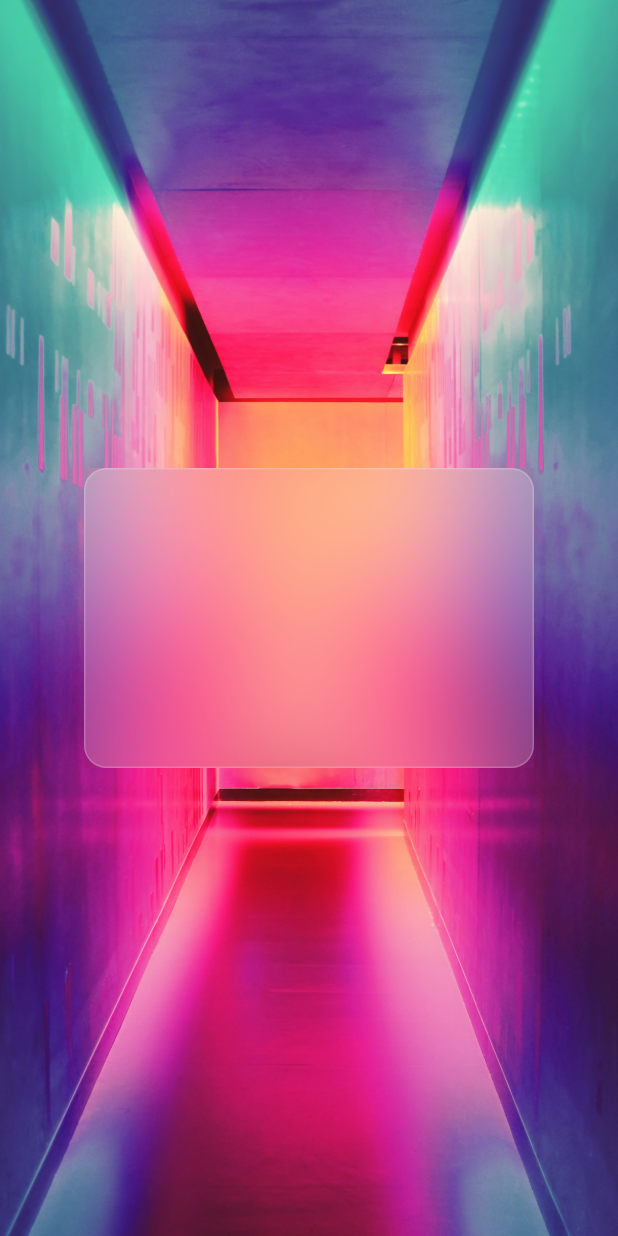
After one commit to aabirsark/insta_source_code, a Flutter app: the screen it shows after launch, on a phone screen of 412 x 824 dp. The commit adds this screen. Run offline on Flutter 3.47's test engine with Material 2 defaults, Android fonts, the phone set to English and light mode, and no system bars; our stand-ins replace camera, confetti, flutter_svg; missing offline and left inert: flag.

Commit message:
glassmorphism added

```diff
--- a/lib/main.dart
+++ b/lib/main.dart
@@ -1,9 +1,12 @@
 import 'package:camera/camera.dart';
 import 'package:flutter/material.dart';
 import 'package:insta_code/app/contants.dart';
+import 'package:insta_code/meta/views/books.page.dart';
 import 'package:insta_code/meta/views/camera.page.dart';
 import 'package:insta_code/meta/views/confetti.page.dart';
 import 'package:insta_code/meta/views/flag_demo.dart';
+import 'package:insta_code/meta/views/glass.page.dart';
+import 'package:insta_code/meta/views/svg.page.dart';
 import 'package:insta_code/meta/widgets/state_scope.dart';
 
 void main() async {
@@ -19,11 +22,11 @@ class InstaSourceCode extends StatelessWidget {
 
   @override
   Widget build(BuildContext context) {
-    return MaterialApp(
+    return const MaterialApp(
       title: "Insta Source Code",
       debugShowCheckedModeBanner: false,
-      theme: ThemeData.dark(),
-      home: const ConfettiPage(),
+      // theme: ThemeData.dark(),
+      home: GlassPage(),
     );
   }
 }
--- /dev/null
+++ b/lib/meta/views/glass.page.dart
@@ -0,0 +1,44 @@
+import 'dart:ui';
+
+import 'package:flutter/material.dart';
+
+class GlassPage extends StatelessWidget {
+  const GlassPage({Key? key}) : super(key: key);
+
+  @override
+  Widget build(BuildContext context) {
+    return Scaffold(
+        body: Stack(
+      fit: StackFit.expand,
+      children: [
+        Image.asset(
+          "assets/bg.jpg",
+          fit: BoxFit.cover,
+        ),
+        Align(
+            alignment: Alignment.center,
+            child:
+
+            ClipRRect(
+              child: BackdropFilter(
+                filter: ImageFilter.blur(sigmaX: 30, sigmaY: 30),
+                child: Container(
+                  height: 200,
+                  width: 300,
+                  decoration: BoxDecoration(
+                    border: Border.all(
+                      color: Colors.white.withOpacity(0.2),
+                    ),
+                    borderRadius: BorderRadius.circular(15),
+                    color: Colors.white.withOpacity(0.2),
+                  ),
+                ),
+              ),
+            )
+
+
+            )
+      ],
+    ));
+  }
+}
```
Also changed, not shown: lib/meta/views/books.page.dart (added, +241 -0 lines), lib/meta/views/svg.page.dart (added, +19 -0 lines), pubspec.yaml (+5 -7 lines), assets/apps.svg (added), assets/bag.svg (added), assets/bg.jpg (added), assets/bookmark.svg (added), assets/home.svg (added), assets/search.svg (added), assets/settings.svg (added), assets/star.svg (added), assets/user.svg (added), pubspec.lock, 2 other files.
